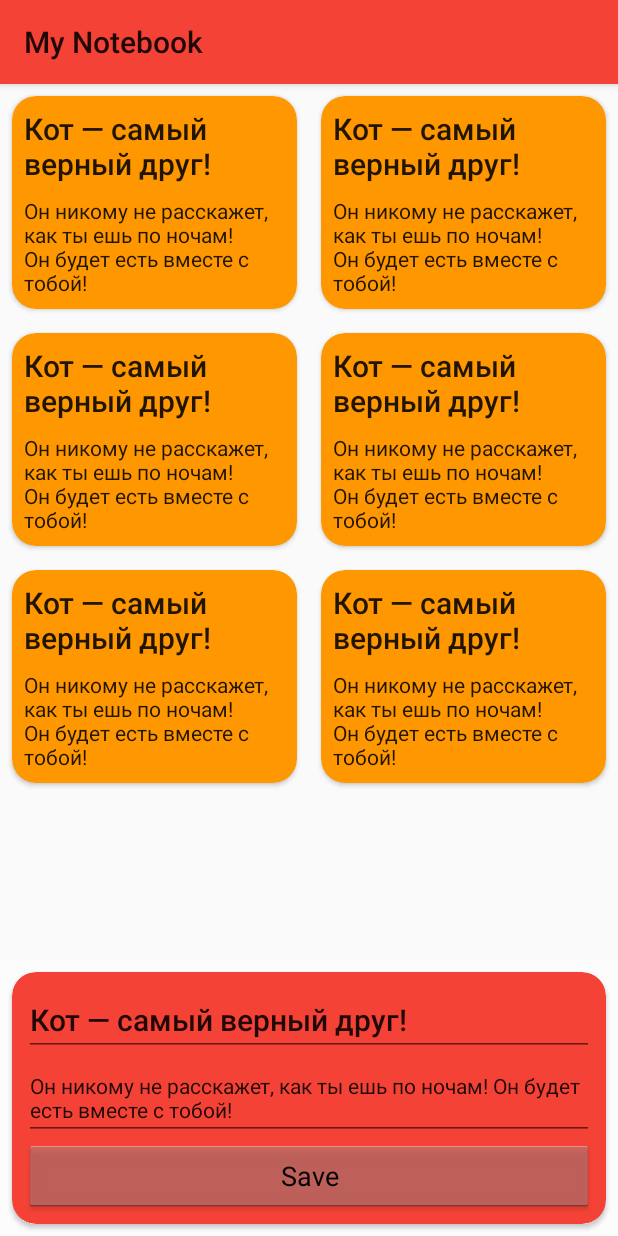
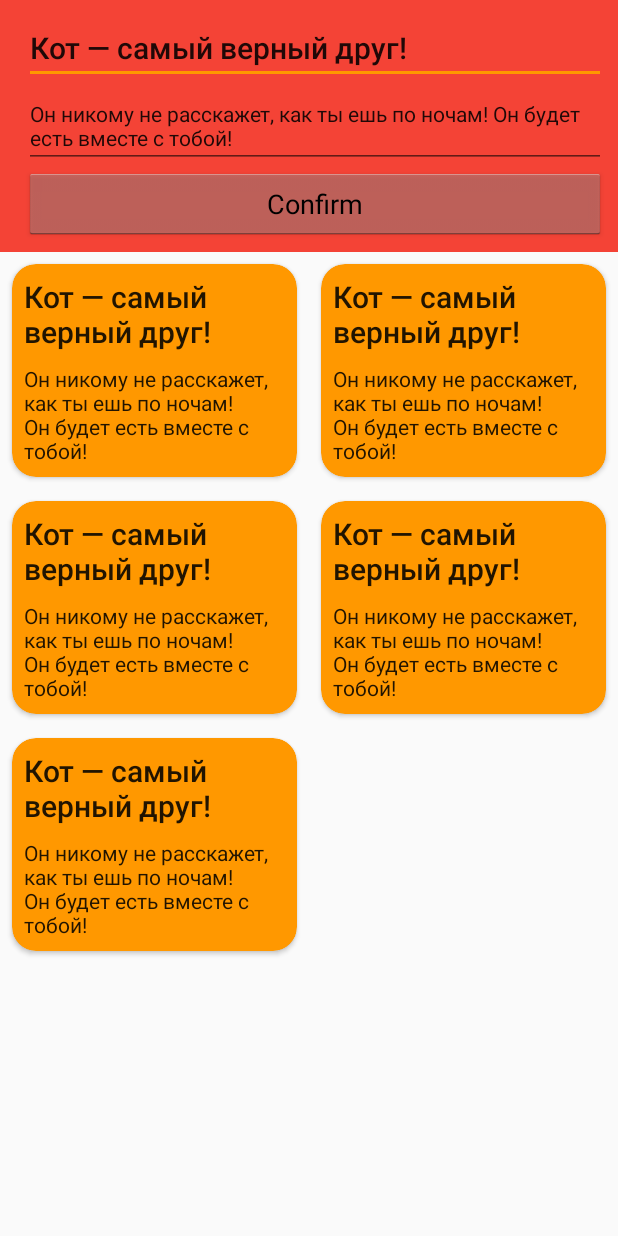
Before and after one commit to KatherineZharkova/Kotlin, an Android app: the layout activity_main.xml on its own in the app's theme, with its tools: preview values and no code run, on a phone screen of 412 x 824 dp. Run offline under Robolectric (Android 15) with nearby library versions, the phone set to English and light mode, and no system bars.

Commit message:
Upd: Note.class and layouts fix

```diff
--- a/app/src/main/java/ru/cocovella/mynotebook/model/entities/Note.kt
+++ b/app/src/main/java/ru/cocovella/mynotebook/model/entities/Note.kt
@@ -5,7 +5,26 @@ import android.annotation.SuppressLint
 // entity
 class Note (var title: String, var body: String, var color: Int) {
 
+
     @SuppressLint("DefaultLocale")
     override fun toString(): String = "{\"${title.toUpperCase()}\": \"$body\"}"
 
+    override fun equals(other: Any?): Boolean {
+        if (this === other) return true
+        if (other !is Note) return false
+
+        if (title != other.title) return false
+        if (body != other.body) return false
+        if (color != other.color) return false
+
+        return true
+    }
+
+    override fun hashCode(): Int {
+        var result = title.hashCode()
+        result = 31 * result + body.hashCode()
+        result = 31 * result + color
+        return result
+    }
+
 }
--- a/app/src/main/res/layout/activity_main.xml
+++ b/app/src/main/res/layout/activity_main.xml
@@ -1,50 +1,22 @@
 <?xml version="1.0" encoding="utf-8"?>
-<androidx.coordinatorlayout.widget.CoordinatorLayout
-    xmlns:android="http://schemas.android.com/apk/res/android"
+<androidx.coordinatorlayout.widget.CoordinatorLayout xmlns:android="http://schemas.android.com/apk/res/android"
     xmlns:app="http://schemas.android.com/apk/res-auto"
     xmlns:tools="http://schemas.android.com/tools"
     android:layout_width="match_parent"
     android:layout_height="match_parent"
-    android:fitsSystemWindows="true"
     tools:context=".view.MainActivity">
 
     <com.google.android.material.appbar.AppBarLayout
         android:id="@+id/appbar"
         android:layout_width="match_parent"
-        android:layout_height="wrap_content">
+        android:layout_height="wrap_content"
+        android:fitsSystemWindows="true">
 
             <androidx.appcompat.widget.Toolbar
                 android:id="@+id/toolbar"
                 android:layout_width="match_parent"
                 android:layout_height="wrap_content"
-            app:layout_scrollFlags="scroll|enterAlways"
-            app:title="@string/app_name" />
-
-    </com.google.android.material.appbar.AppBarLayout>
-
-    <androidx.recyclerview.widget.RecyclerView
-        android:id="@+id/recyclerView"
-        android:layout_width="match_parent"
-        android:layout_height="match_parent"
-        app:layoutManager="androidx.recyclerview.widget.GridLayoutManager"
-        app:layout_behavior="@string/appbar_scrolling_view_behavior"
-        app:spanCount="2"
-        tools:itemCount="10"
-        tools:listitem="@layout/item_note" />
-
-    <FrameLayout
-        android:layout_width="match_parent"
-        android:layout_height="wrap_content"
-        android:background="@color/colorWhiteTransparent"
-        android:layout_gravity="bottom">
-
-        <androidx.cardview.widget.CardView
-            android:id="@+id/cardView"
-            android:layout_width="match_parent"
-            android:layout_height="match_parent"
-            android:layout_margin="@dimen/margin_8"
-            app:cardBackgroundColor="@color/colorPrimary"
-            app:cardCornerRadius="@dimen/corner_radius">
+                app:layout_scrollFlags="scroll|enterAlwaysCollapsed">
 
                 <LinearLayout
                     android:layout_width="match_parent"
@@ -59,7 +31,6 @@
                         android:layout_height="wrap_content"
                         android:hint="@string/edit_text_title_hint"
                         android:inputType="text"
-                    tools:ignore="Autofill,LabelFor,UnusedAttribute"
                         tools:text="@string/card_title" />
 
                     <androidx.appcompat.widget.AppCompatEditText
@@ -80,8 +51,24 @@
 
                 </LinearLayout>
 
-        </androidx.cardview.widget.CardView>
 
-    </FrameLayout>
+            </androidx.appcompat.widget.Toolbar>
+
+    </com.google.android.material.appbar.AppBarLayout>
+
+
+
+        <androidx.recyclerview.widget.RecyclerView
+            android:id="@+id/recyclerView"
+            android:layout_width="match_parent"
+            android:layout_height="match_parent"
+            app:layoutManager="androidx.recyclerview.widget.GridLayoutManager"
+            app:layout_behavior="@string/appbar_scrolling_view_behavior"
+            app:spanCount="2"
+            tools:itemCount="5"
+            tools:listitem="@layout/item_note" >
+
+
+        </androidx.recyclerview.widget.RecyclerView>
 
 </androidx.coordinatorlayout.widget.CoordinatorLayout>
--- a/app/src/main/res/layout/item_note.xml
+++ b/app/src/main/res/layout/item_note.xml
@@ -1,17 +1,16 @@
 <?xml version="1.0" encoding="utf-8"?>
 <androidx.cardview.widget.CardView xmlns:android="http://schemas.android.com/apk/res/android"
+    xmlns:app="http://schemas.android.com/apk/res-auto"
     xmlns:tools="http://schemas.android.com/tools"
+    android:id="@+id/cardView"
     android:layout_width="match_parent"
-    android:id="@+id/cardView"
     android:layout_height="wrap_content"
-    xmlns:app="http://schemas.android.com/apk/res-auto"
     android:layout_marginStart="@dimen/margin_8"
     android:layout_marginTop="@dimen/margin_8"
     android:layout_marginEnd="@dimen/margin_8"
     android:layout_marginBottom="@dimen/margin_8"
     app:cardCornerRadius="@dimen/corner_radius"
-    tools:backgroundTint="@color/colorAccent"
-    >
+    tools:backgroundTint="@color/colorAccent">
 
     <LinearLayout
         android:layout_width="match_parent"
@@ -26,6 +25,7 @@
             android:layout_marginStart="@dimen/margin_8"
             android:layout_marginTop="@dimen/margin_8"
             android:layout_marginEnd="@dimen/margin_8"
+            android:textIsSelectable="true"
             tools:text="@string/card_title" />
 
         <TextView
@@ -34,6 +34,7 @@
             android:layout_width="match_parent"
             android:layout_height="wrap_content"
             android:layout_margin="@dimen/margin_8"
+            android:textIsSelectable="true"
             tools:text="@string/card_body" />
     </LinearLayout>
 </androidx.cardview.widget.CardView>
--- a/app/src/main/res/values/strings.xml
+++ b/app/src/main/res/values/strings.xml
@@ -1,10 +1,10 @@
 <resources>
 
-    <string name="app_name">My Notebook</string>
-    <string name="button">Save</string>
+    <string name="app_name">WishList</string>
+    <string name="button">Confirm</string>
 
-    <string name="edit_text_body_hint">Type your note here…</string>
-    <string name="edit_text_title_hint">~ Note title ~</string>
+    <string name="edit_text_title_hint"> ~ Name ~ </string>
+    <string name="edit_text_body_hint"> ~ Cause Of Death ~ </string>
 
     <string name="card_title">Кот — самый верный друг!</string>
     <string name="card_body">Он никому не расскажет, как ты ешь по ночам! Он будет есть вместе с тобой!</string>
```
Lines whose indentation alone changed are shown as unchanged.
